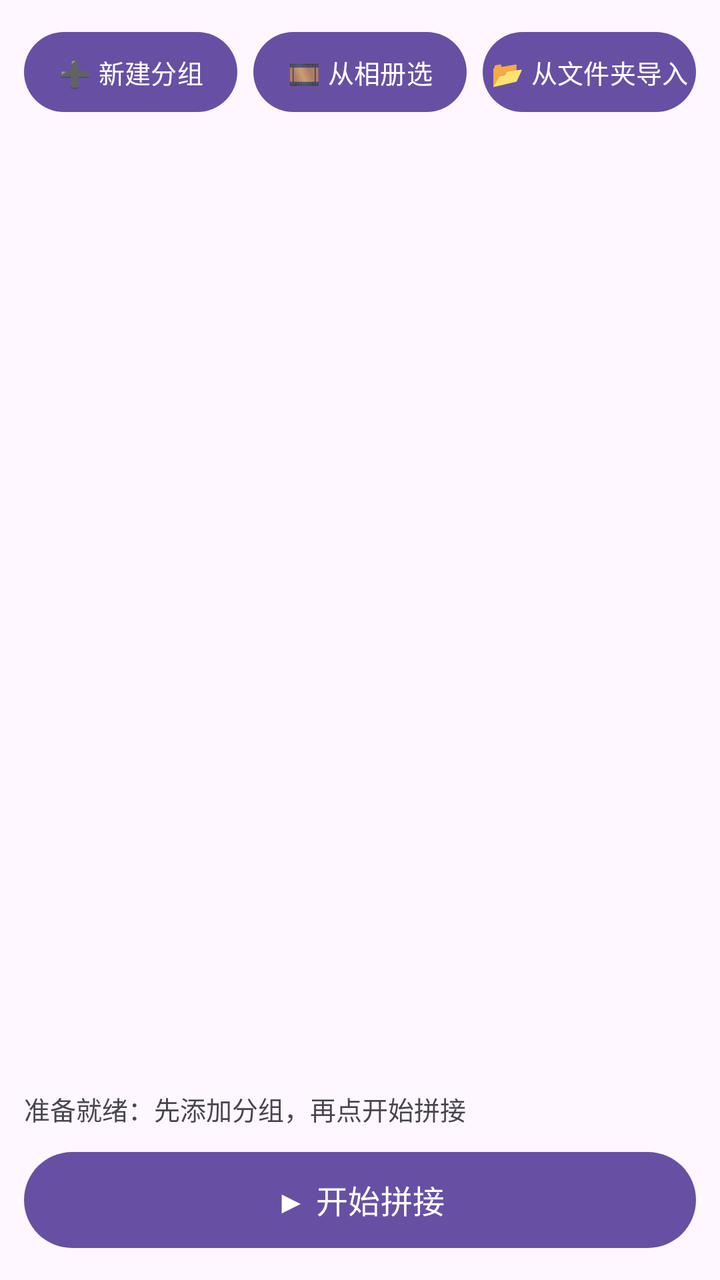
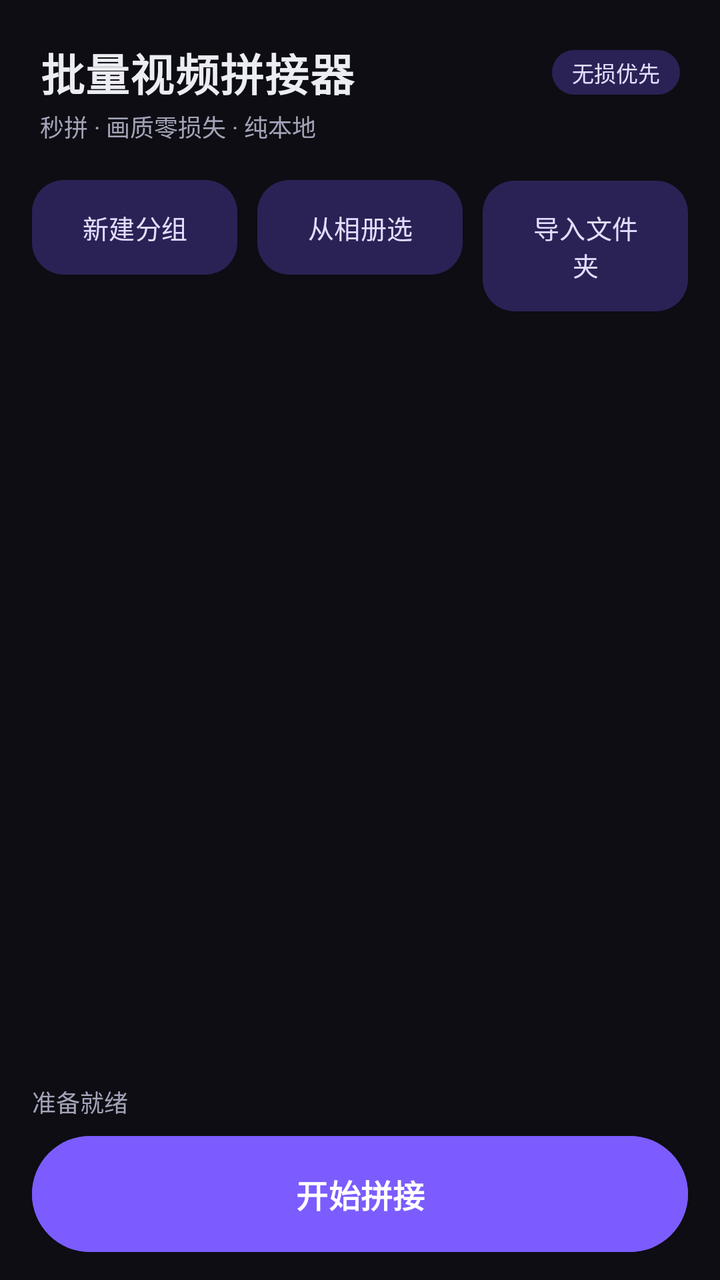

Two renders of the same Android screen: before a commit and after it. Below are the layout's source before the change and the commit's diff.
<!-- AndroidManifest.xml: application theme Theme.VideoStitcher -->
<!-- res/layout/activity_main.xml -->
<?xml version="1.0" encoding="utf-8"?>
<LinearLayout xmlns:android="http://schemas.android.com/apk/res/android"
    android:layout_width="match_parent"
    android:layout_height="match_parent"
    android:fitsSystemWindows="true"
    android:orientation="vertical">

    <LinearLayout
        android:layout_width="match_parent"
        android:layout_height="wrap_content"
        android:orientation="horizontal"
        android:paddingLeft="12dp"
        android:paddingTop="12dp"
        android:paddingRight="12dp">

        <Button
            android:id="@+id/btnNewGroup"
            android:layout_width="0dp"
            android:layout_height="wrap_content"
            android:layout_marginEnd="4dp"
            android:layout_weight="1"
            android:paddingLeft="2dp"
            android:paddingRight="2dp"
            android:text="➕ 新建分组"
            android:textSize="13sp" />

        <Button
            android:id="@+id/btnAlbumPick"
            android:layout_width="0dp"
            android:layout_height="wrap_content"
            android:layout_marginEnd="4dp"
            android:layout_marginStart="4dp"
            android:layout_weight="1"
            android:paddingLeft="2dp"
            android:paddingRight="2dp"
            android:text="🎞 从相册选"
            android:textSize="13sp" />

        <Button
            android:id="@+id/btnImportFolders"
            android:layout_width="0dp"
            android:layout_height="wrap_content"
            android:layout_marginStart="4dp"
            android:layout_weight="1"
            android:paddingLeft="2dp"
            android:paddingRight="2dp"
            android:text="📂 从文件夹导入"
            android:textSize="13sp" />
    </LinearLayout>

    <ScrollView
        android:id="@+id/scrollGroups"
        android:layout_width="match_parent"
        android:layout_height="0dp"
        android:layout_weight="1"
        android:fillViewport="true">

        <LinearLayout
            android:id="@+id/containerGroups"
            android:layout_width="match_parent"
            android:layout_height="wrap_content"
            android:orientation="vertical"
            android:paddingBottom="8dp" />
    </ScrollView>

    <TextView
        android:id="@+id/tvEmpty"
        android:layout_width="match_parent"
        android:layout_height="0dp"
        android:layout_weight="1"
        android:gravity="center"
        android:padding="32dp"
        android:text="还没有分组。\n\n点上方「新建分组」可以多选几个视频拼成一个；\n点「从文件夹导入」时，每个子文件夹会自动变成一组。"
        android:textColor="#888888"
        android:textSize="15sp"
        android:visibility="gone" />

    <LinearLayout
        android:layout_width="match_parent"
        android:layout_height="wrap_content"
        android:orientation="vertical"
        android:padding="12dp">

        <ProgressBar
            android:id="@+id/pbOverall"
            style="?android:attr/progressBarStyleHorizontal"
            android:layout_width="match_parent"
            android:layout_height="wrap_content"
            android:indeterminate="true"
            android:visibility="gone" />

        <TextView
            android:id="@+id/tvStatus"
            android:layout_width="match_parent"
            android:layout_height="wrap_content"
            android:text="准备就绪：先添加分组，再点开始拼接"
            android:textSize="13sp" />

        <Button
            android:id="@+id/btnStart"
            android:layout_width="match_parent"
            android:layout_height="56dp"
            android:layout_marginTop="8dp"
            android:text="▶ 开始拼接"
            android:textSize="16sp" />

        <Button
            android:id="@+id/btnOpenOutput"
            style="@style/Widget.Material3.Button.OutlinedButton"
            android:layout_width="match_parent"
            android:layout_height="wrap_content"
            android:layout_marginTop="6dp"
            android:text="📁 打开相册（成品已保存到 Movies/VideoStitcher）"
            android:visibility="gone" />
    </LinearLayout>
</LinearLayout>
<!-- resources referenced by this layout -->
<resources>
  <style name="Theme.VideoStitcher" parent="Theme.Material3.DayNight.NoActionBar" />
</resources>

<!-- the commit's change to res/layout/activity_main.xml (unified diff, before → after) -->
@@ -5,47 +5,90 @@
     android:fitsSystemWindows="true"
     android:orientation="vertical">
 
+    
+    <LinearLayout
+        android:layout_width="match_parent"
+        android:layout_height="wrap_content"
+        android:orientation="vertical"
+        android:paddingLeft="20dp"
+        android:paddingTop="20dp"
+        android:paddingRight="20dp"
+        android:paddingBottom="4dp">
+
+        <LinearLayout
+            android:layout_width="match_parent"
+            android:layout_height="wrap_content"
+            android:gravity="center_vertical"
+            android:orientation="horizontal">
+
+            <TextView
+                android:layout_width="0dp"
+                android:layout_height="wrap_content"
+                android:layout_weight="1"
+                android:letterSpacing="0.02"
+                android:text="批量视频拼接器"
+                android:textColor="@color/text_primary"
+                android:textSize="22sp"
+                android:textStyle="bold" />
+
+            <TextView
+                android:layout_width="wrap_content"
+                android:layout_height="wrap_content"
+                android:background="@drawable/pill_info"
+                android:paddingLeft="10dp"
+                android:paddingTop="3dp"
+                android:paddingRight="10dp"
+                android:paddingBottom="3dp"
+                android:text="无损优先"
+                android:textColor="@color/brand_on_primary_container"
+                android:textSize="11sp" />
+        </LinearLayout>
+
+        <TextView
+            android:layout_width="match_parent"
+            android:layout_height="wrap_content"
+            android:layout_marginTop="2dp"
+            android:text="秒拼 · 画质零损失 · 纯本地"
+            android:textColor="@color/text_secondary"
+            android:textSize="12sp" />
+    </LinearLayout>
+
+    
     <LinearLayout
         android:layout_width="match_parent"
         android:layout_height="wrap_content"
         android:orientation="horizontal"
-        android:paddingLeft="12dp"
-        android:paddingTop="12dp"
-        android:paddingRight="12dp">
+        android:paddingLeft="16dp"
+        android:paddingTop="10dp"
+        android:paddingRight="16dp">
 
-        <Button
+        <com.google.android.material.button.MaterialButton
             android:id="@+id/btnNewGroup"
+            style="@style/Widget.VideoStitcher.Entry"
             android:layout_width="0dp"
-            android:layout_height="wrap_content"
-            android:layout_marginEnd="4dp"
+            android:layout_marginEnd="5dp"
             android:layout_weight="1"
-            android:paddingLeft="2dp"
-            android:paddingRight="2dp"
-            android:text="➕ 新建分组"
-            android:textSize="13sp" />
+            android:text="新建分组"
+             />
 
-        <Button
+        <com.google.android.material.button.MaterialButton
             android:id="@+id/btnAlbumPick"
+            style="@style/Widget.VideoStitcher.Entry"
             android:layout_width="0dp"
-            android:layout_height="wrap_content"
-            android:layout_marginEnd="4dp"
-            android:layout_marginStart="4dp"
+            android:layout_marginStart="5dp"
+            android:layout_marginEnd="5dp"
             android:layout_weight="1"
-            android:paddingLeft="2dp"
-            android:paddingRight="2dp"
-            android:text="🎞 从相册选"
-            android:textSize="13sp" />
+            android:text="从相册选"
+             />
 
-        <Button
+        <com.google.android.material.button.MaterialButton
             android:id="@+id/btnImportFolders"
+            style="@style/Widget.VideoStitcher.Entry"
             android:layout_width="0dp"
-            android:layout_height="wrap_content"
-            android:layout_marginStart="4dp"
+            android:layout_marginStart="5dp"
             android:layout_weight="1"
-            android:paddingLeft="2dp"
-            android:paddingRight="2dp"
-            android:text="📂 从文件夹导入"
-            android:textSize="13sp" />
+            android:text="导入文件夹"
+             />
     </LinearLayout>
 
     <ScrollView
@@ -53,7 +96,10 @@
         android:layout_width="match_parent"
         android:layout_height="0dp"
         android:layout_weight="1"
-        android:fillViewport="true">
+        android:clipToPadding="false"
+        android:fillViewport="true"
+        android:paddingTop="6dp"
+        android:scrollbars="none">
 
         <LinearLayout
             android:id="@+id/containerGroups"
@@ -69,17 +115,22 @@
         android:layout_height="0dp"
         android:layout_weight="1"
         android:gravity="center"
+        android:lineSpacingExtra="6dp"
         android:padding="32dp"
-        android:text="还没有分组。\n\n点上方「新建分组」可以多选几个视频拼成一个；\n点「从文件夹导入」时，每个子文件夹会自动变成一组。"
-        android:textColor="#888888"
-        android:textSize="15sp"
+        android:text="还没有分组\n\n从相册选几个视频，自动组成一组\n或导入文件夹，每个子文件夹一组"
+        android:textColor="@color/text_secondary"
+        android:textSize="14sp"
         android:visibility="gone" />
 
+    
     <LinearLayout
         android:layout_width="match_parent"
         android:layout_height="wrap_content"
         android:orientation="vertical"
-        android:padding="12dp">
+        android:paddingLeft="16dp"
+        android:paddingTop="10dp"
+        android:paddingRight="16dp"
+        android:paddingBottom="14dp">
 
         <ProgressBar
             android:id="@+id/pbOverall"
@@ -87,30 +138,43 @@
             android:layout_width="match_parent"
             android:layout_height="wrap_content"
             android:indeterminate="true"
+            android:progressDrawable="@drawable/progress_thin"
             android:visibility="gone" />
 
         <TextView
             android:id="@+id/tvStatus"
             android:layout_width="match_parent"
             android:layout_height="wrap_content"
-            android:text="准备就绪：先添加分组，再点开始拼接"
-            android:textSize="13sp" />
+            android:layout_marginTop="4dp"
+            android:minHeight="18dp"
+            android:text="准备就绪"
+            android:textColor="@color/text_secondary"
+            android:textSize="12sp" />
 
-        <Button
+        <com.google.android.material.button.MaterialButton
             android:id="@+id/btnStart"
             android:layout_width="match_parent"
-            android:layout_height="56dp"
+            android:layout_height="58dp"
             android:layout_marginTop="8dp"
-            android:text="▶ 开始拼接"
-            android:textSize="16sp" />
+            android:backgroundTint="@color/brand_primary"
+            android:insetTop="0dp"
+            android:insetBottom="0dp"
+            android:text="开始拼接"
+            android:textColor="@color/brand_on_primary"
+            android:textSize="16sp"
+            android:textStyle="bold"
+             />
 
-        <Button
+        <com.google.android.material.button.MaterialButton
             android:id="@+id/btnOpenOutput"
             style="@style/Widget.Material3.Button.OutlinedButton"
             android:layout_width="match_parent"
-            android:layout_height="wrap_content"
-            android:layout_marginTop="6dp"
-            android:text="📁 打开相册（成品已保存到 Movies/VideoStitcher）"
-            android:visibility="gone" />
+            android:layout_height="48dp"
+            android:layout_marginTop="8dp"
+            android:text="打开相册查看成品"
+            android:textSize="13sp"
+            android:visibility="gone"
+            
+             />
     </LinearLayout>
 </LinearLayout>
<!-- resource entries referenced after the edit -->
@@ -1,5 +1,85 @@
 <!-- resources referenced by this layout -->
 <resources>
-  <style name="Theme.VideoStitcher" parent="Theme.Material3.DayNight.NoActionBar" />
+  <color name="brand_on_primary">#FFFFFF</color>
+  <color name="brand_on_primary_container">#E4DDFF</color>
+  <color name="brand_primary">#7C5CFF</color>
+  <color name="text_primary">#ECECF4</color>
+  <color name="text_secondary">#A3A3B8</color>
+  <!-- drawable pill_info (drawable) -->
+  <?xml version="1.0" encoding="utf-8"?>
+  <shape xmlns:android="http://schemas.android.com/apk/res/android" android:shape="rectangle">
+      <solid android:color="@color/brand_primary_container" />
+      <corners android:radius="999dp" />
+  </shape>
+  <!-- drawable progress_thin (drawable) -->
+  <?xml version="1.0" encoding="utf-8"?>
+  <layer-list xmlns:android="http://schemas.android.com/apk/res/android">
+      <item android:id="@android:id/background">
+          <shape android:shape="rectangle">
+              <solid android:color="@color/outline_subtle" />
+              <corners android:radius="3dp" />
+          </shape>
+      </item>
+      <item android:id="@android:id/progress">
+          <clip>
+              <shape android:shape="rectangle">
+                  <solid android:color="@color/brand_primary" />
+                  <corners android:radius="3dp" />
+              </shape>
+          </clip>
+      </item>
+  </layer-list>
+  <style name="Widget.VideoStitcher.Entry" parent="Widget.Material3.Button.TonalButton">
+          <item name="backgroundTint">@color/brand_primary_container</item>
+          <item name="android:textColor">@color/brand_on_primary_container</item>
+          <item name="android:textSize">13sp</item>
+          <item name="android:layout_height">wrap_content</item>
+          <item name="cornerRadius">16dp</item>
+          <item name="android:paddingTop">14dp</item>
+          <item name="android:paddingBottom">14dp</item>
+          <item name="android:textSize">12sp</item>
+          <item name="iconGravity">textStart</item>
+          <item name="iconPadding">6dp</item>
+          <item name="iconSize">18dp</item>
+      </style>
+  <style name="Theme.VideoStitcher" parent="Theme.Material3.Dark.NoActionBar">
+          <item name="colorPrimary">@color/brand_primary</item>
+          <item name="colorOnPrimary">@color/brand_on_primary</item>
+          <item name="colorPrimaryContainer">@color/brand_primary_container</item>
+          <item name="colorOnPrimaryContainer">@color/brand_on_primary_container</item>
+          <item name="colorSecondary">@color/accent_gold</item>
+          <item name="colorOnSecondary">#1A1100</item>
+          <item name="colorSecondaryContainer">#4A3410</item>
+          <item name="colorOnSecondaryContainer">#FFDFA3</item>
+          <item name="colorError">@color/danger</item>
+          <item name="colorOnError">#FFFFFF</item>
+          <item name="colorErrorContainer">@color/danger_container</item>
+          <item name="colorOnErrorContainer">#FFD9DE</item>
+          <item name="android:colorBackground">@color/bg_root</item>
+          <item name="colorSurface">@color/bg_surface</item>
+          <item name="colorSurfaceContainer">@color/bg_surface_2</item>
+          <item name="colorOnSurface">@color/text_primary</item>
+          <item name="colorOnSurfaceVariant">@color/text_secondary</item>
+          <item name="colorOutline">@color/outline_subtle</item>
+          <item name="android:statusBarColor">@color/bg_root</item>
+          <item name="android:navigationBarColor">@color/bg_root</item>
+          <item name="android:windowBackground">@color/bg_root</item>
+          <item name="materialCardViewStyle">@style/Widget.VideoStitcher.Card</item>
+      </style>
+  <color name="brand_primary_container">#2A2255</color>
+  <color name="outline_subtle">#2A2A3A</color>
+  <color name="accent_gold">#FFC24B</color>
+  <color name="danger">#FF5A6E</color>
+  <color name="danger_container">#3A1B22</color>
+  <color name="bg_root">#0D0D13</color>
+  <color name="bg_surface">#15151E</color>
+  <color name="bg_surface_2">#1C1C28</color>
+  <style name="Widget.VideoStitcher.Card" parent="Widget.Material3.CardView.Elevated">
+          <item name="cardBackgroundColor">@color/bg_surface</item>
+          <item name="cardCornerRadius">18dp</item>
+          <item name="cardElevation">0dp</item>
+          <item name="strokeColor">@color/outline_subtle</item>
+          <item name="strokeWidth">1dp</item>
+      </style>
 </resources>
 
